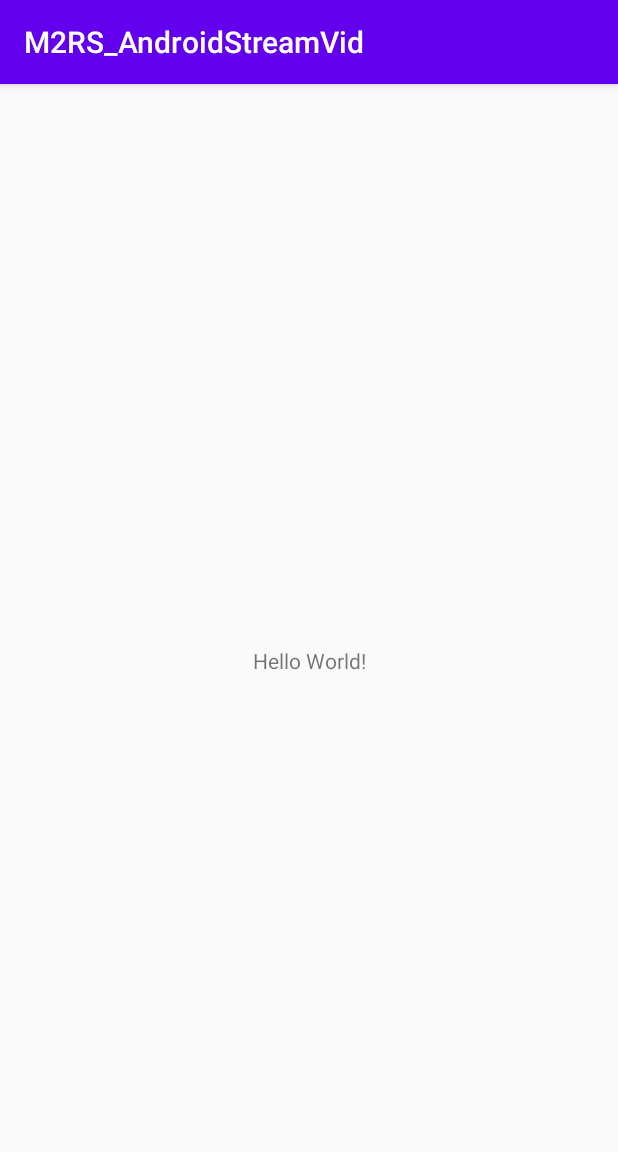
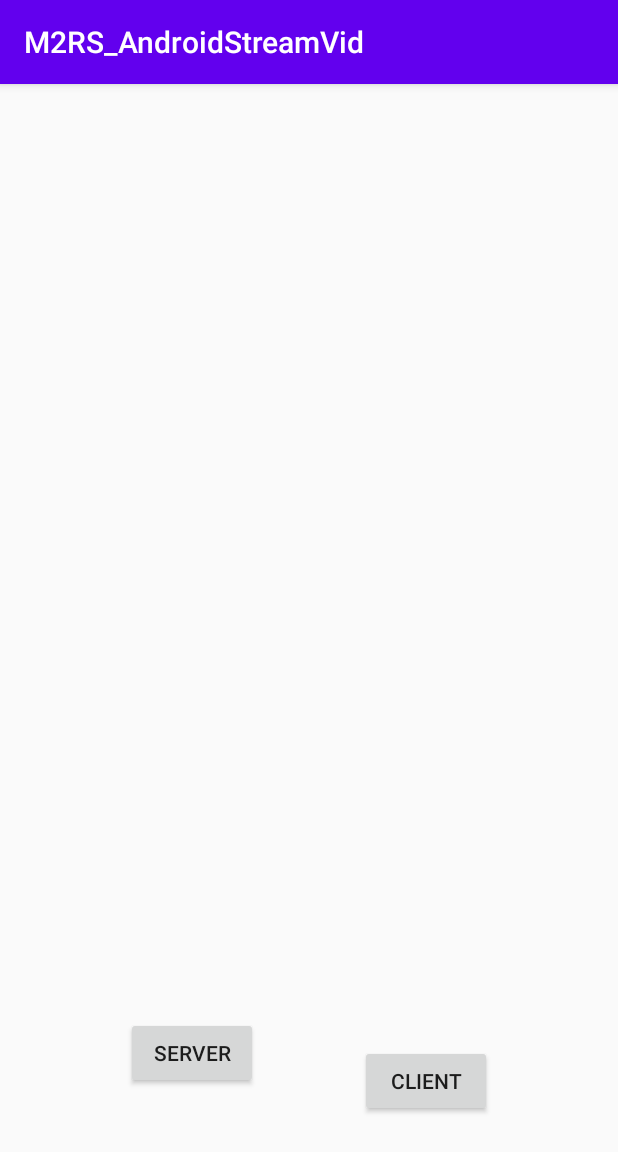
Before and after one commit to l1k1rc/M2RS_AndroidStreamVid, an Android app: the screen it shows after launch (MainActivity), on a phone screen of 412 x 824 dp. Shown: the top 1152 px of the screen. Run offline under Robolectric (Android 15) with nearby library versions, the phone set to English and light mode, and no system bars.

Commit message:
Add activities

```diff
--- a/app/src/main/AndroidManifest.xml
+++ b/app/src/main/AndroidManifest.xml
@@ -9,6 +9,8 @@
         android:roundIcon="@mipmap/ic_launcher_round"
         android:supportsRtl="true"
         android:theme="@style/AppTheme">
+        <activity android:name=".ServerActivity"></activity>
+        <activity android:name=".ClientActivity" />
         <activity android:name=".MainActivity">
             <intent-filter>
                 <action android:name="android.intent.action.MAIN" />
--- a/app/src/main/java/com/example/m2rs_androidstreamvid/MainActivity.java
+++ b/app/src/main/java/com/example/m2rs_androidstreamvid/MainActivity.java
@@ -2,7 +2,11 @@ package com.example.m2rs_androidstreamvid;
 
 import androidx.appcompat.app.AppCompatActivity;
 
+import android.content.Intent;
 import android.os.Bundle;
+import android.util.Log;
+import android.view.View;
+import android.widget.Button;
 
 public class MainActivity extends AppCompatActivity {
 
@@ -10,5 +14,25 @@ public class MainActivity extends AppCompatActivity {
     protected void onCreate(Bundle savedInstanceState) {
         super.onCreate(savedInstanceState);
         setContentView(R.layout.activity_main);
+
+        final Button clientButton = (Button) findViewById(R.id.btnClient);
+        final Button serverButton = (Button) findViewById(R.id.btnServer);
+        clientButton.setOnClickListener(new View.OnClickListener() {
+            public void onClick(View v) {
+                // Perform action on click
+                Log.i("TAG", "TETS");
+                startActivity(new Intent(MainActivity.this, ClientActivity.class));
+            }
+        });
+        serverButton.setOnClickListener(new View.OnClickListener() {
+            public void onClick(View v) {
+                // Perform action on click
+                Log.i("TAG", "TETS");
+                startActivity(new Intent(MainActivity.this, ClientActivity.class));
+            }
+        });
+
     }
+
+
 }
--- a/app/src/main/res/layout/activity_main.xml
+++ b/app/src/main/res/layout/activity_main.xml
@@ -6,13 +6,37 @@
     android:layout_height="match_parent"
     tools:context=".MainActivity">
 
-    <TextView
+    <Button
+        android:id="@+id/btnServer"
         android:layout_width="wrap_content"
         android:layout_height="wrap_content"
-        android:text="Hello World!"
+        android:layout_marginStart="80dp"
+        android:layout_marginLeft="80dp"
+        android:layout_marginTop="605dp"
+        android:layout_marginEnd="32dp"
+        android:layout_marginRight="32dp"
+        android:layout_marginBottom="81dp"
+        android:text="@string/btnStringServer"
         app:layout_constraintBottom_toBottomOf="parent"
-        app:layout_constraintLeft_toLeftOf="parent"
-        app:layout_constraintRight_toRightOf="parent"
+        app:layout_constraintEnd_toStartOf="@+id/btnClient"
+        app:layout_constraintStart_toStartOf="parent"
         app:layout_constraintTop_toTopOf="parent" />
 
+    <Button
+        android:id="@+id/btnClient"
+        android:layout_width="wrap_content"
+        android:layout_height="wrap_content"
+        android:layout_marginStart="32dp"
+        android:layout_marginLeft="32dp"
+        android:layout_marginTop="605dp"
+        android:layout_marginEnd="80dp"
+        android:layout_marginRight="80dp"
+        android:layout_marginBottom="79dp"
+        android:text="@string/btnStringClient"
+        app:layout_constraintBottom_toBottomOf="parent"
+        app:layout_constraintEnd_toEndOf="parent"
+        app:layout_constraintStart_toEndOf="@+id/btnServer"
+        app:layout_constraintTop_toTopOf="parent"
+        app:layout_constraintVertical_bias="1.0" />
+
 </androidx.constraintlayout.widget.ConstraintLayout>
--- a/app/src/main/res/values/strings.xml
+++ b/app/src/main/res/values/strings.xml
@@ -1,3 +1,5 @@
 <resources>
     <string name="app_name">M2RS_AndroidStreamVid</string>
+    <string name="btnStringServer">Server</string>
+    <string name="btnStringClient">Client</string>
 </resources>
```
Also changed, not shown: app/src/main/java/com/example/m2rs_androidstreamvid/ClientActivity.java (added, +14 -0 lines), app/src/main/java/com/example/m2rs_androidstreamvid/ServerActivity.java (added, +14 -0 lines), app/src/main/res/layout/activity_client.xml (added, +9 -0 lines), app/src/main/res/layout/activity_server.xml (added, +9 -0 lines).
